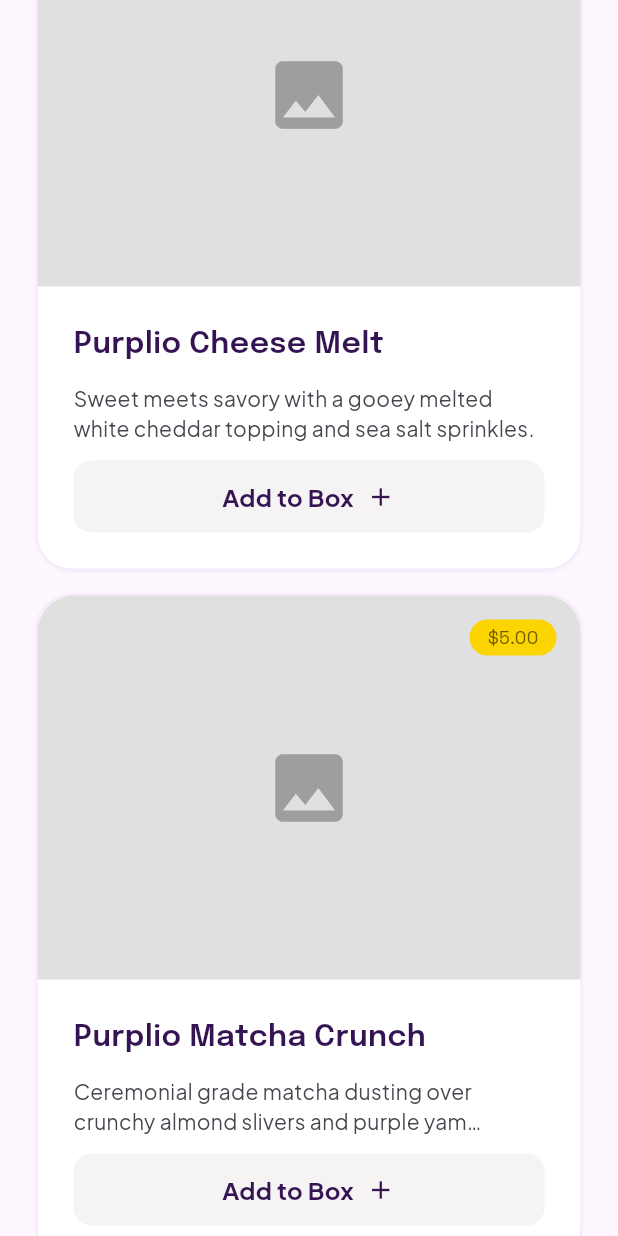
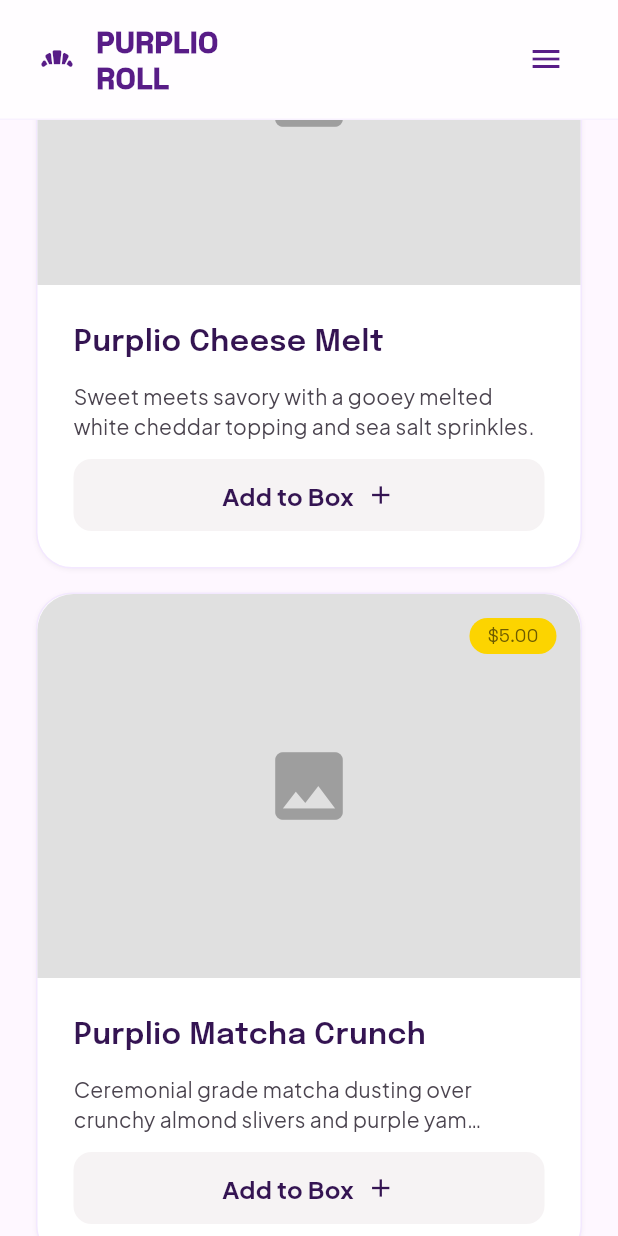
Before and after one commit to dellanrl/purplio_roll, a Flutter app: the MenuPage screen opened by its route, scrolled down 1728 dp, after a tap on "Add to Box", on a phone screen of 412 x 824 dp. Run offline on Flutter 3.47's test engine with Material 3 defaults, Android fonts, the phone set to English and light mode, and no system bars; our stand-ins replace google_fonts; network calls fail.

Commit message:
freez app bar (no gulir)

```diff
--- a/lib/pages/contact_page.dart
+++ b/lib/pages/contact_page.dart
@@ -9,10 +9,13 @@ class ContactPage extends StatelessWidget {
   @override
   Widget build(BuildContext context) {
     return Scaffold(
+      appBar: PreferredSize(
+        preferredSize: const Size.fromHeight(80), // Sesuaikan dengan tinggi top bar-mu
+        child: const AppBarWidget(currentPage: 'Contact'),
+      ),
       body: SingleChildScrollView(
         child: Column(
           children: [
-            const AppBarWidget(currentPage: 'Contact'),
             const SizedBox(height: 80),
             _buildHeroSection(),
             _buildOrderingMethods(),
--- a/lib/pages/home_page.dart
+++ b/lib/pages/home_page.dart
@@ -11,10 +11,13 @@ class HomePage extends StatelessWidget {
   @override
   Widget build(BuildContext context) {
     return Scaffold(
+      appBar: PreferredSize(
+        preferredSize: const Size.fromHeight(80), // Sesuaikan dengan tinggi top bar-mu
+        child: const AppBarWidget(currentPage: 'Home'),
+      ),
       body: SingleChildScrollView(
         child: Column(
           children: const [
-            AppBarWidget(currentPage: 'Home'),
             HeroSection(),
             WhyPurplioSection(),
             NewsletterSection(),
--- a/lib/pages/menu_page.dart
+++ b/lib/pages/menu_page.dart
@@ -10,7 +10,7 @@ class MenuPage extends StatelessWidget {
   // Fungsi otomatis mengirim pesan pesanan spesifik menu ke WhatsApp
   Future<void> _orderMenuViaWhatsApp(String menuName) async {
     final String message = "Halo Purplio Roll, saya ingin memesan menu: $menuName";
-    final Uri url = Uri.parse("https://wa.me/62895367000275?text=${Uri.encodeComponent(message)}");
+    final Uri url = Uri.parse("https://wa.me/6285718727758?text=${Uri.encodeComponent(message)}");
     if (!await launchUrl(url, mode: LaunchMode.externalApplication)) {
       throw Exception('Tidak dapat membuka WhatsApp');
     }
@@ -19,10 +19,13 @@ class MenuPage extends StatelessWidget {
   @override
   Widget build(BuildContext context) {
     return Scaffold(
+      appBar: PreferredSize(
+        preferredSize: const Size.fromHeight(80),
+        child: const AppBarWidget(currentPage: 'Menu'),
+      ),
       body: SingleChildScrollView(
         child: Column(
           children: [
-            const AppBarWidget(currentPage: 'Menu'),
             const SizedBox(height: 80),
             _buildConceptSection(),
             _buildMenuSection(),
--- a/lib/pages/vision_page.dart
+++ b/lib/pages/vision_page.dart
@@ -9,10 +9,13 @@ class VisionPage extends StatelessWidget {
   @override
   Widget build(BuildContext context) {
     return Scaffold(
+      appBar: PreferredSize(
+        preferredSize: const Size.fromHeight(80), // Sesuaikan dengan tinggi top bar-mu
+        child: const AppBarWidget(currentPage: 'Vision'),
+      ),
       body: SingleChildScrollView(
         child: Column(
           children: [
-            const AppBarWidget(currentPage: 'Vision'),
             const SizedBox(height: 80),
             _buildOriginStory(),
             _buildVisionStatement(),
```
